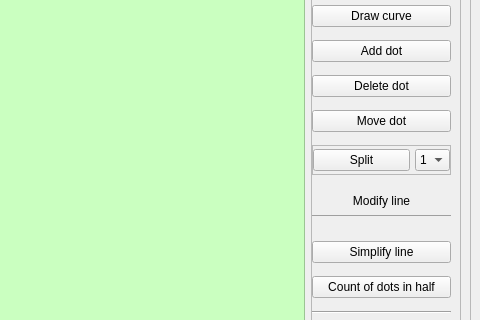
Qt form ui/surface_edit.ui (CheckListHW/InputData) before a commit; both pictures show x 521 to 1001 and y 117 to 437 of the 1001 by 716 pixel window.
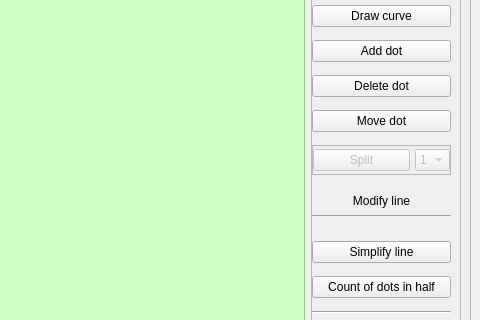
The same form after that commit.

Diff of the .ui file:
```diff
--- a/ui/surface_edit.ui
+++ b/ui/surface_edit.ui
@@ -146,7 +146,10 @@
            </widget>
           </item>
           <item>
-           <widget class="QFrame" name="frame">
+           <widget class="QFrame" name="split_frame">
+            <property name="enabled">
+             <bool>false</bool>
+            </property>
             <property name="maximumSize">
              <size>
               <width>16777215</width>
```
